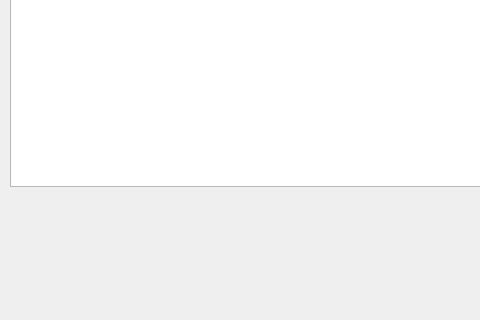
Before: the Qt Designer form main.ui in lenamoskovskikh/coffee, drawn with Qt 5; both pictures show x 0 to 480 and y 414 to 734 of the 931 by 734 pixel window.
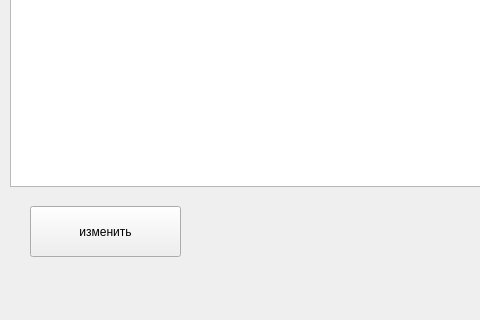
After: the same form once the commit is applied.

Commit message: второе задание

Patch:
```diff
--- a/main.ui
+++ b/main.ui
@@ -24,6 +24,19 @@
      </rect>
     </property>
    </widget>
+   <widget class="QPushButton" name="pushButton">
+    <property name="geometry">
+     <rect>
+      <x>30</x>
+      <y>620</y>
+      <width>151</width>
+      <height>51</height>
+     </rect>
+    </property>
+    <property name="text">
+     <string>изменить</string>
+    </property>
+   </widget>
   </widget>
   <widget class="QMenuBar" name="menubar">
    <property name="geometry">
```
The commit also changes 1 other file.
